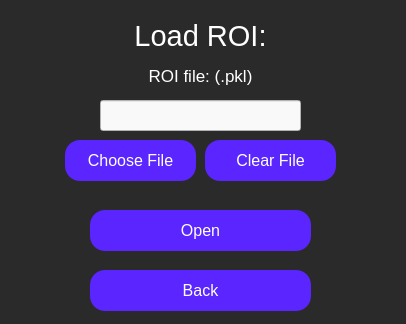
Old version of the form src/QusTool2d/loadRoi.ui in the repository azifan/Qultra.
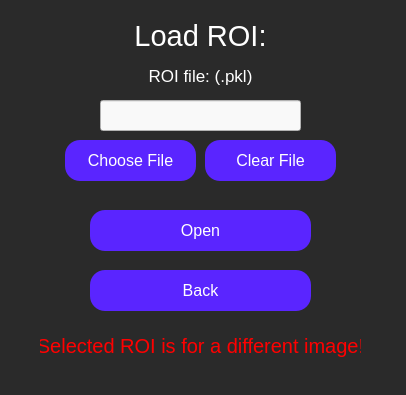
New version of the form.

Patch:
```diff
--- a/src/QusTool2d/loadRoi.ui
+++ b/src/QusTool2d/loadRoi.ui
@@ -7,7 +7,7 @@
     <x>0</x>
     <y>0</y>
     <width>406</width>
-    <height>324</height>
+    <height>395</height>
    </rect>
   </property>
   <property name="windowTitle">
@@ -176,6 +176,34 @@
     <string>Back</string>
    </property>
   </widget>
+  <widget class="QLabel" name="wrongImageWarning">
+   <property name="geometry">
+    <rect>
+     <x>40</x>
+     <y>320</y>
+     <width>321</width>
+     <height>51</height>
+    </rect>
+   </property>
+   <property name="font">
+    <font>
+     <pointsize>-1</pointsize>
+    </font>
+   </property>
+   <property name="styleSheet">
+    <string notr="true">QLabel {
+	color: red;
+	background-color: rgba(0,0,0,0);
+	font-size: 20px;
+}</string>
+   </property>
+   <property name="text">
+    <string>Selected ROI is for a different image!</string>
+   </property>
+   <property name="alignment">
+    <set>Qt::AlignCenter</set>
+   </property>
+  </widget>
  </widget>
  <resources/>
  <connections/>
```
